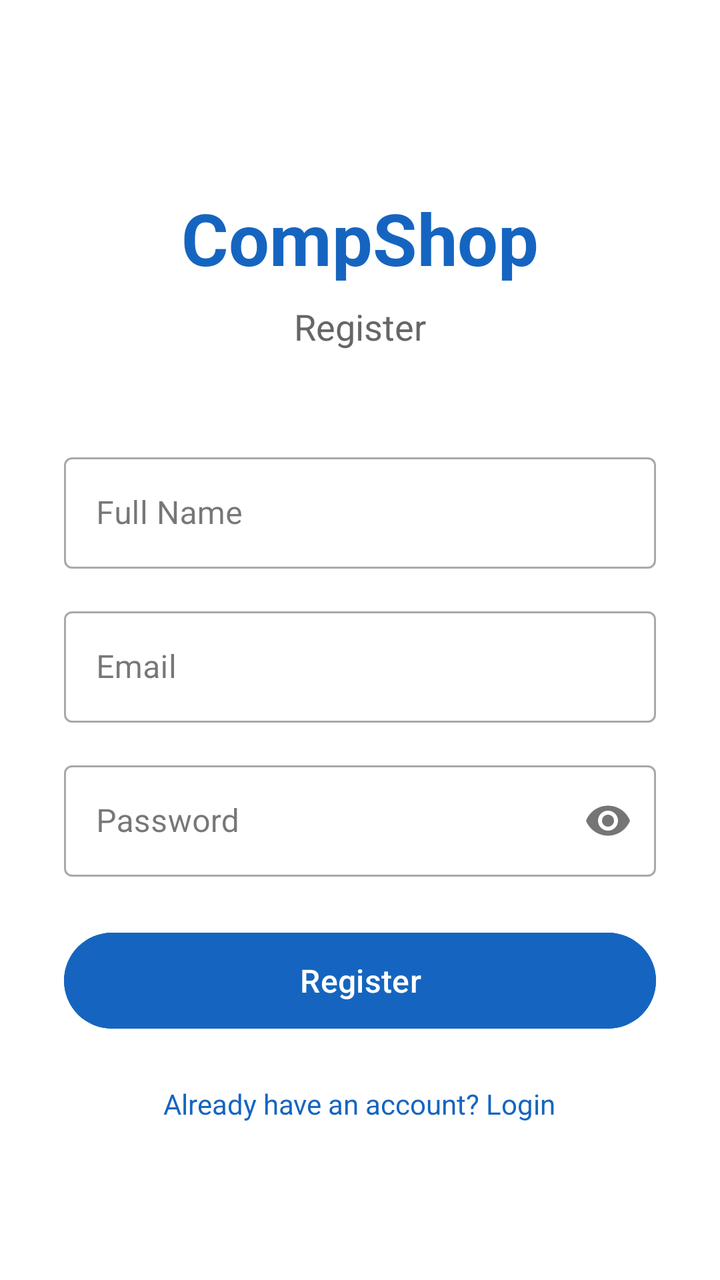
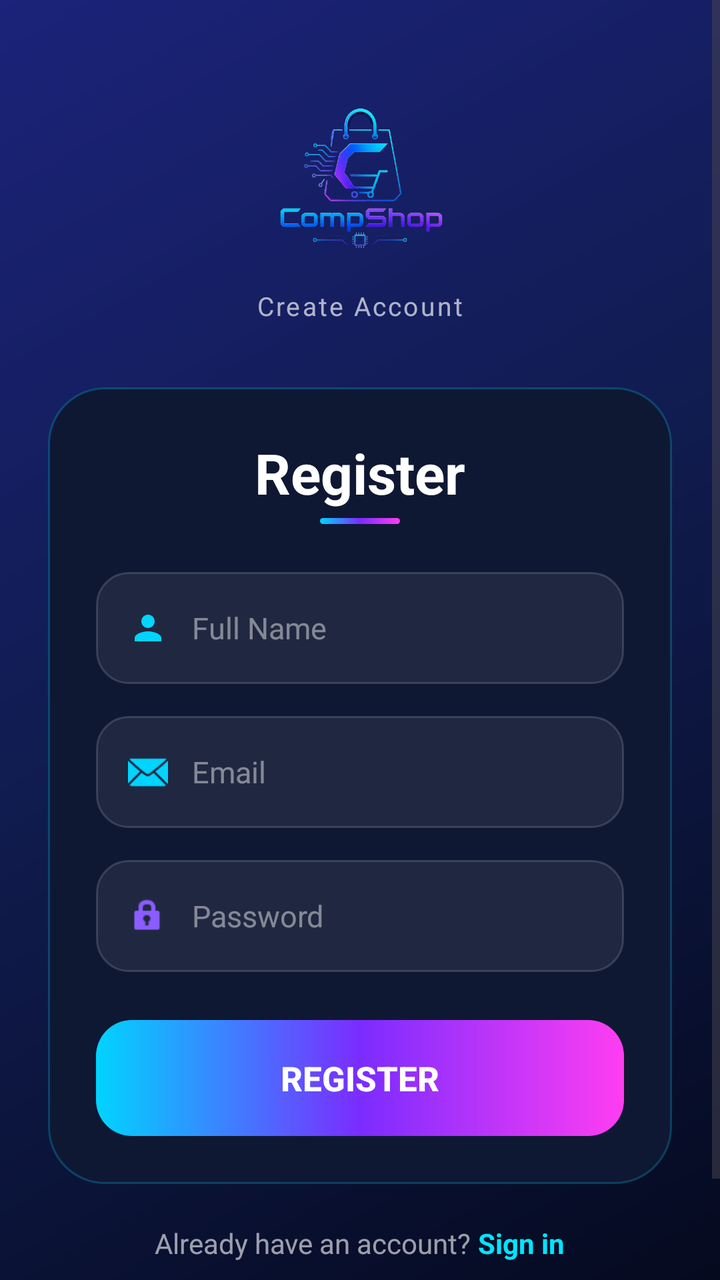

Screens rendered from an Android XML layout before and after an edit, with the pre-edit source and the edit as a unified diff.
<!-- AndroidManifest.xml: application theme Theme.CompShop -->
<!-- res/layout/activity_register.xml -->
<?xml version="1.0" encoding="utf-8"?>
<ScrollView xmlns:android="http://schemas.android.com/apk/res/android"
    xmlns:app="http://schemas.android.com/apk/res-auto"
    android:layout_width="match_parent"
    android:layout_height="match_parent"
    android:background="@color/white"
    android:fillViewport="true">

    <LinearLayout
        android:layout_width="match_parent"
        android:layout_height="wrap_content"
        android:orientation="vertical"
        android:padding="32dp"
        android:gravity="center">

        <TextView
            android:layout_width="wrap_content"
            android:layout_height="wrap_content"
            android:text="CompShop"
            android:textSize="36sp"
            android:textStyle="bold"
            android:textColor="#1565C0"
            android:layout_marginTop="48dp"
            android:layout_marginBottom="8dp"/>

        <TextView
            android:layout_width="wrap_content"
            android:layout_height="wrap_content"
            android:text="@string/register"
            android:textSize="18sp"
            android:textColor="#666666"
            android:layout_marginBottom="48dp"/>

        
        <com.google.android.material.textfield.TextInputLayout
            android:layout_width="match_parent"
            android:layout_height="wrap_content"
            android:hint="@string/full_name"
            style="@style/Widget.MaterialComponents.TextInputLayout.OutlinedBox"
            android:layout_marginBottom="16dp">

            <com.google.android.material.textfield.TextInputEditText
                android:id="@+id/etFullName"
                android:layout_width="match_parent"
                android:layout_height="wrap_content"
                android:inputType="textPersonName"/>
        </com.google.android.material.textfield.TextInputLayout>

        
        <com.google.android.material.textfield.TextInputLayout
            android:layout_width="match_parent"
            android:layout_height="wrap_content"
            android:hint="@string/email"
            style="@style/Widget.MaterialComponents.TextInputLayout.OutlinedBox"
            android:layout_marginBottom="16dp">

            <com.google.android.material.textfield.TextInputEditText
                android:id="@+id/etEmail"
                android:layout_width="match_parent"
                android:layout_height="wrap_content"
                android:inputType="textEmailAddress"/>
        </com.google.android.material.textfield.TextInputLayout>

        
        <com.google.android.material.textfield.TextInputLayout
            android:layout_width="match_parent"
            android:layout_height="wrap_content"
            android:hint="@string/password"
            style="@style/Widget.MaterialComponents.TextInputLayout.OutlinedBox"
            app:passwordToggleEnabled="true"
            android:layout_marginBottom="24dp">

            <com.google.android.material.textfield.TextInputEditText
                android:id="@+id/etPassword"
                android:layout_width="match_parent"
                android:layout_height="wrap_content"
                android:inputType="textPassword"/>
        </com.google.android.material.textfield.TextInputLayout>

        
        <com.google.android.material.button.MaterialButton
            android:id="@+id/btnRegister"
            android:layout_width="match_parent"
            android:layout_height="56dp"
            android:text="@string/register"
            android:textSize="16sp"
            android:backgroundTint="#1565C0"
            android:layout_marginBottom="24dp"/>

        
        <TextView
            android:id="@+id/tvLogin"
            android:layout_width="wrap_content"
            android:layout_height="wrap_content"
            android:text="@string/have_account"
            android:textColor="#1565C0"
            android:layout_marginBottom="32dp"/>

    </LinearLayout>
</ScrollView>
<!-- resources referenced by this layout -->
<resources>
  <color name="white">#FFFFFF</color>
  <string name="email">Email</string>
  <string name="full_name">Full Name</string>
  <string name="have_account">Already have an account? Login</string>
  <string name="password">Password</string>
  <string name="register">Register</string>
  <style name="Theme.CompShop" parent="Base.Theme.CompShop" />
  <style name="Base.Theme.CompShop" parent="Theme.Material3.DayNight.NoActionBar">
          
          
      </style>
</resources>

<!-- the commit's change to res/layout/activity_register.xml (unified diff, before → after) -->
@@ -1,100 +1,202 @@
 <?xml version="1.0" encoding="utf-8"?>
-<ScrollView xmlns:android="http://schemas.android.com/apk/res/android"
+<androidx.constraintlayout.widget.ConstraintLayout
+    xmlns:android="http://schemas.android.com/apk/res/android"
     xmlns:app="http://schemas.android.com/apk/res-auto"
     android:layout_width="match_parent"
     android:layout_height="match_parent"
-    android:background="@color/white"
-    android:fillViewport="true">
-
-    <LinearLayout
+    android:background="@drawable/gradient_bg">
+
+    <ScrollView
         android:layout_width="match_parent"
-        android:layout_height="wrap_content"
-        android:orientation="vertical"
-        android:padding="32dp"
-        android:gravity="center">
-
-        <TextView
-            android:layout_width="wrap_content"
-            android:layout_height="wrap_content"
-            android:text="CompShop"
-            android:textSize="36sp"
-            android:textStyle="bold"
-            android:textColor="#1565C0"
-            android:layout_marginTop="48dp"
-            android:layout_marginBottom="8dp"/>
-
-        <TextView
-            android:layout_width="wrap_content"
-            android:layout_height="wrap_content"
-            android:text="@string/register"
-            android:textSize="18sp"
-            android:textColor="#666666"
-            android:layout_marginBottom="48dp"/>
-
-        
-        <com.google.android.material.textfield.TextInputLayout
+        android:layout_height="match_parent"
+        android:fillViewport="true"
+        app:layout_constraintTop_toTopOf="parent"
+        app:layout_constraintBottom_toBottomOf="parent">
+
+        <LinearLayout
             android:layout_width="match_parent"
             android:layout_height="wrap_content"
-            android:hint="@string/full_name"
-            style="@style/Widget.MaterialComponents.TextInputLayout.OutlinedBox"
-            android:layout_marginBottom="16dp">
-
-            <com.google.android.material.textfield.TextInputEditText
-                android:id="@+id/etFullName"
+            android:orientation="vertical"
+            android:paddingStart="24dp"
+            android:paddingEnd="24dp"
+            android:paddingBottom="32dp"
+            android:gravity="center">
+
+            
+            <ImageView
+                android:layout_width="100dp"
+                android:layout_height="100dp"
+                android:src="@drawable/ic_logo"
+                android:layout_marginTop="40dp"
+                android:layout_marginBottom="4dp"
+                android:scaleType="fitCenter"/>
+
+            <TextView
+                android:layout_width="wrap_content"
+                android:layout_height="wrap_content"
+                android:text="Create Account"
+                android:textSize="13sp"
+                android:textColor="#AAFFFFFF"
+                android:letterSpacing="0.08"
+                android:layout_marginBottom="32dp"/>
+
+            
+            <LinearLayout
                 android:layout_width="match_parent"
                 android:layout_height="wrap_content"
-                android:inputType="textPersonName"/>
-        </com.google.android.material.textfield.TextInputLayout>
-
-        
-        <com.google.android.material.textfield.TextInputLayout
-            android:layout_width="match_parent"
-            android:layout_height="wrap_content"
-            android:hint="@string/email"
-            style="@style/Widget.MaterialComponents.TextInputLayout.OutlinedBox"
-            android:layout_marginBottom="16dp">
-
-            <com.google.android.material.textfield.TextInputEditText
-                android:id="@+id/etEmail"
-                android:layout_width="match_parent"
+                android:orientation="vertical"
+                android:padding="24dp"
+                android:background="@drawable/card_glass_neon"
+                android:layout_marginBottom="20dp">
+
+                <TextView
+                    android:layout_width="wrap_content"
+                    android:layout_height="wrap_content"
+                    android:text="@string/register"
+                    android:textSize="28sp"
+                    android:textStyle="bold"
+                    android:textColor="#FFFFFF"
+                    android:layout_gravity="center"
+                    android:layout_marginBottom="4dp"/>
+
+                
+                <View
+                    android:layout_width="40dp"
+                    android:layout_height="3dp"
+                    android:background="@drawable/btn_neon_gradient"
+                    android:layout_gravity="center"
+                    android:layout_marginBottom="24dp"/>
+
+                
+                <LinearLayout
+                    android:layout_width="match_parent"
+                    android:layout_height="56dp"
+                    android:orientation="horizontal"
+                    android:gravity="center_vertical"
+                    android:background="@drawable/input_neon"
+                    android:paddingStart="16dp"
+                    android:paddingEnd="16dp"
+                    android:layout_marginBottom="16dp">
+
+                    <ImageView
+                        android:layout_width="20dp"
+                        android:layout_height="20dp"
+                        android:src="@drawable/ic_profile"
+                        app:tint="#00D4FF"
+                        android:layout_marginEnd="12dp"/>
+
+                    <EditText
+                        android:id="@+id/etFullName"
+                        android:layout_width="match_parent"
+                        android:layout_height="match_parent"
+                        android:hint="@string/full_name"
+                        android:inputType="textPersonName"
+                        android:textColor="#FFFFFF"
+                        android:textColorHint="#73FFFFFF"
+                        android:background="@android:color/transparent"
+                        android:textSize="15sp"/>
+                </LinearLayout>
+
+                
+                <LinearLayout
+                    android:layout_width="match_parent"
+                    android:layout_height="56dp"
+                    android:orientation="horizontal"
+                    android:gravity="center_vertical"
+                    android:background="@drawable/input_neon"
+                    android:paddingStart="16dp"
+                    android:paddingEnd="16dp"
+                    android:layout_marginBottom="16dp">
+
+                    <ImageView
+                        android:layout_width="20dp"
+                        android:layout_height="20dp"
+                        android:src="@android:drawable/ic_dialog_email"
+                        app:tint="#00D4FF"
+                        android:layout_marginEnd="12dp"/>
+
+                    <EditText
+                        android:id="@+id/etEmail"
+                        android:layout_width="match_parent"
+                        android:layout_height="match_parent"
+                        android:hint="@string/email"
+                        android:inputType="textEmailAddress"
+                        android:textColor="#FFFFFF"
+                        android:textColorHint="#73FFFFFF"
+                        android:background="@android:color/transparent"
+                        android:textSize="15sp"/>
+                </LinearLayout>
+
+                
+                <LinearLayout
+                    android:layout_width="match_parent"
+                    android:layout_height="56dp"
+                    android:orientation="horizontal"
+                    android:gravity="center_vertical"
+                    android:background="@drawable/input_neon"
+                    android:paddingStart="16dp"
+                    android:paddingEnd="16dp"
+                    android:layout_marginBottom="24dp">
+
+                    <ImageView
+                        android:layout_width="20dp"
+                        android:layout_height="20dp"
+                        android:src="@android:drawable/ic_lock_idle_lock"
+                        app:tint="#8B5CFF"
+                        android:layout_marginEnd="12dp"/>
+
+                    <EditText
+                        android:id="@+id/etPassword"
+                        android:layout_width="match_parent"
+                        android:layout_height="match_parent"
+                        android:hint="@string/password"
+                        android:inputType="textPassword"
+                        android:textColor="#FFFFFF"
+                        android:textColorHint="#73FFFFFF"
+                        android:background="@android:color/transparent"
+                        android:textSize="15sp"/>
+                </LinearLayout>
+
+                
+                <Button
+                    android:id="@+id/btnRegister"
+                    android:layout_width="match_parent"
+                    android:layout_height="58dp"
+                    android:text="@string/register"
+                    android:textSize="17sp"
+                    android:textStyle="bold"
+                    android:textColor="#FFFFFF"
+                    android:background="@drawable/btn_neon_gradient"
+                    android:stateListAnimator="@null"/>
+
+            </LinearLayout>
+
+            
+            <LinearLayout
+                android:layout_width="wrap_content"
                 android:layout_height="wrap_content"
-                android:inputType="textEmailAddress"/>
-        </com.google.android.material.textfield.TextInputLayout>
-
-        
-        <com.google.android.material.textfield.TextInputLayout
-            android:layout_width="match_parent"
-            android:layout_height="wrap_content"
-            android:hint="@string/password"
-            style="@style/Widget.MaterialComponents.TextInputLayout.OutlinedBox"
-            app:passwordToggleEnabled="true"
-            android:layout_marginBottom="24dp">
-
-            <com.google.android.material.textfield.TextInputEditText
-                android:id="@+id/etPassword"
-                android:layout_width="match_parent"
-                android:layout_height="wrap_content"
-                android:inputType="textPassword"/>
-        </com.google.android.material.textfield.TextInputLayout>
-
-        
-        <com.google.android.material.button.MaterialButton
-            android:id="@+id/btnRegister"
-            android:layout_width="match_parent"
-            android:layout_height="56dp"
-            android:text="@string/register"
-            android:textSize="16sp"
-            android:backgroundTint="#1565C0"
-            android:layout_marginBottom="24dp"/>
-
-        
-        <TextView
-            android:id="@+id/tvLogin"
-            android:layout_width="wrap_content"
-            android:layout_height="wrap_content"
-            android:text="@string/have_account"
-            android:textColor="#1565C0"
-            android:layout_marginBottom="32dp"/>
-
-    </LinearLayout>
-</ScrollView>
+                android:orientation="horizontal"
+                android:layout_marginBottom="32dp">
+
+                <TextView
+                    android:layout_width="wrap_content"
+                    android:layout_height="wrap_content"
+                    android:text="Already have an account? "
+                    android:textColor="#99FFFFFF"
+                    android:textSize="14sp"/>
+
+                <TextView
+                    android:id="@+id/tvLogin"
+                    android:layout_width="wrap_content"
+                    android:layout_height="wrap_content"
+                    android:text="Sign in"
+                    android:textColor="#00E5FF"
+                    android:textSize="14sp"
+                    android:textStyle="bold"/>
+
+            </LinearLayout>
+
+        </LinearLayout>
+    </ScrollView>
+
+</androidx.constraintlayout.widget.ConstraintLayout>
<!-- resource entries referenced after the edit -->
@@ -1,9 +1,61 @@
 <!-- resources referenced by this layout -->
 <resources>
-  <color name="white">#FFFFFF</color>
+  <!-- drawable btn_neon_gradient (drawable) -->
+  <?xml version="1.0" encoding="utf-8"?>
+  <shape xmlns:android="http://schemas.android.com/apk/res/android"
+      android:shape="rectangle">
+      <gradient
+          android:type="linear"
+          android:angle="0"
+          android:startColor="#00D4FF"
+          android:centerColor="#7B2CFF"
+          android:endColor="#FF3DF2"/>
+      <corners android:radius="18dp"/>
+  </shape>
+  <!-- drawable card_glass_neon (drawable) -->
+  <?xml version="1.0" encoding="utf-8"?>
+  <shape xmlns:android="http://schemas.android.com/apk/res/android"
+      android:shape="rectangle">
+      <solid android:color="#0F1833"/>
+      <stroke
+          android:width="1dp"
+          android:color="#3D00D4FF"/>
+      <corners android:radius="28dp"/>
+  </shape>
+  <!-- drawable gradient_bg (drawable) -->
+  <?xml version="1.0" encoding="utf-8"?>
+  <shape xmlns:android="http://schemas.android.com/apk/res/android">
+      <gradient
+          android:type="linear"
+          android:angle="135"
+          android:startColor="#050A1F"
+          android:centerColor="#101B4D"
+          android:endColor="#1B237A"/>
+  </shape>
+  <!-- drawable ic_logo: png bitmap (drawable, 106640 bytes) -->
+  <!-- drawable ic_profile (drawable) -->
+  <?xml version="1.0" encoding="utf-8"?>
+  <vector xmlns:android="http://schemas.android.com/apk/res/android"
+      android:width="24dp"
+      android:height="24dp"
+      android:viewportWidth="24"
+      android:viewportHeight="24">
+      <path
+          android:fillColor="#FFFFFF"
+          android:pathData="M12,12c2.21,0 4,-1.79 4,-4s-1.79,-4 -4,-4 -4,1.79 -4,4 1.79,4 4,4zM12,14c-2.67,0 -8,1.34 -8,4v2h16v-2c0,-2.66 -5.33,-4 -8,-4z"/>
+  </vector>
+  <!-- drawable input_neon (drawable) -->
+  <?xml version="1.0" encoding="utf-8"?>
+  <shape xmlns:android="http://schemas.android.com/apk/res/android"
+      android:shape="rectangle">
+      <solid android:color="#12FFFFFF"/>
+      <stroke
+          android:width="1dp"
+          android:color="#26FFFFFF"/>
+      <corners android:radius="16dp"/>
+  </shape>
   <string name="email">Email</string>
   <string name="full_name">Full Name</string>
-  <string name="have_account">Already have an account? Login</string>
   <string name="password">Password</string>
   <string name="register">Register</string>
   <style name="Theme.CompShop" parent="Base.Theme.CompShop" />
